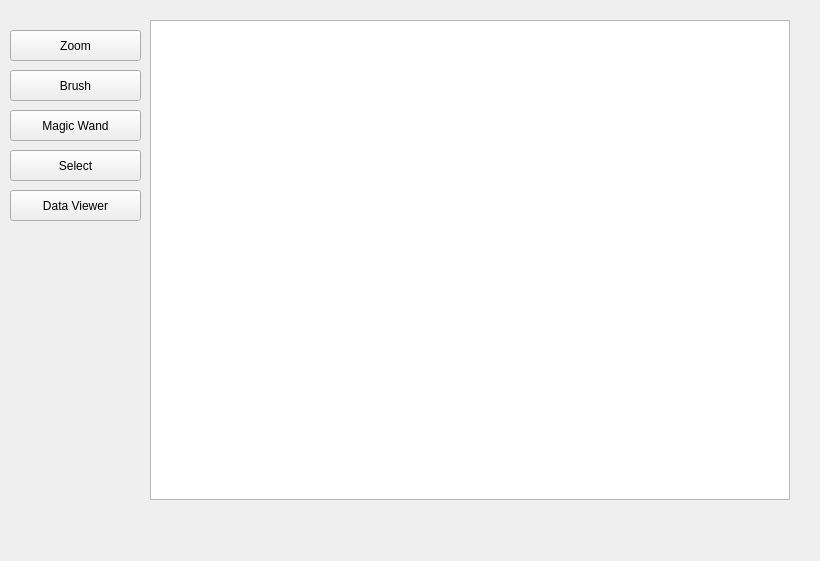
First picture: the form in src/WhiskerToolbox/Media_Widget/Media_Widget.ui, repository paulmthompson/WhiskerToolbox, before the edit.
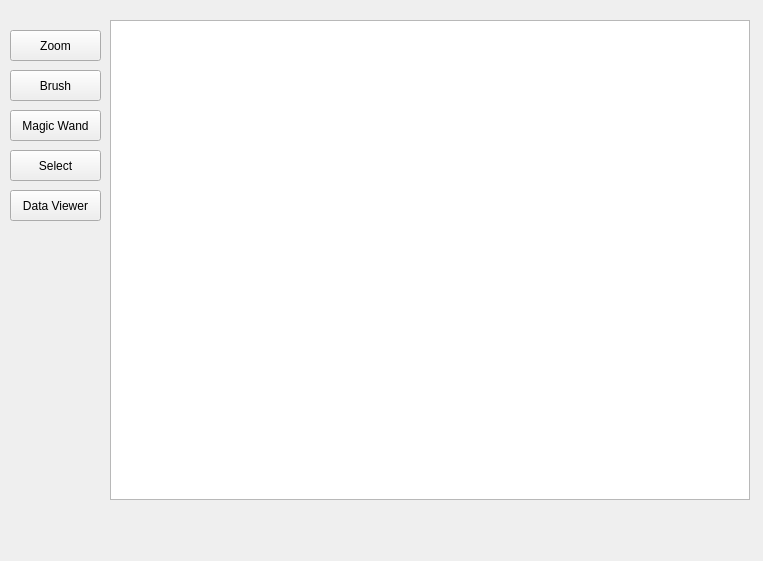
Second picture: the form after the edit.

Commit message: Make media widget less wide to give space to right side

Patch:
```diff
--- a/src/WhiskerToolbox/Media_Widget/Media_Widget.ui
+++ b/src/WhiskerToolbox/Media_Widget/Media_Widget.ui
@@ -6,7 +6,7 @@
    <rect>
     <x>0</x>
     <y>0</y>
-    <width>820</width>
+    <width>763</width>
     <height>561</height>
    </rect>
   </property>
@@ -16,7 +16,7 @@
   <widget class="QGraphicsView" name="graphicsView">
    <property name="geometry">
     <rect>
-     <x>150</x>
+     <x>110</x>
      <y>20</y>
      <width>640</width>
      <height>480</height>
@@ -37,7 +37,7 @@
     <rect>
      <x>10</x>
      <y>30</y>
-     <width>131</width>
+     <width>91</width>
      <height>31</height>
     </rect>
    </property>
@@ -50,7 +50,7 @@
     <rect>
      <x>10</x>
      <y>70</y>
-     <width>131</width>
+     <width>91</width>
      <height>31</height>
     </rect>
    </property>
@@ -63,7 +63,7 @@
     <rect>
      <x>10</x>
      <y>110</y>
-     <width>131</width>
+     <width>91</width>
      <height>31</height>
     </rect>
    </property>
@@ -76,7 +76,7 @@
     <rect>
      <x>10</x>
      <y>150</y>
-     <width>131</width>
+     <width>91</width>
      <height>31</height>
     </rect>
    </property>
@@ -89,7 +89,7 @@
     <rect>
      <x>10</x>
      <y>190</y>
-     <width>131</width>
+     <width>91</width>
      <height>31</height>
     </rect>
    </property>
```
